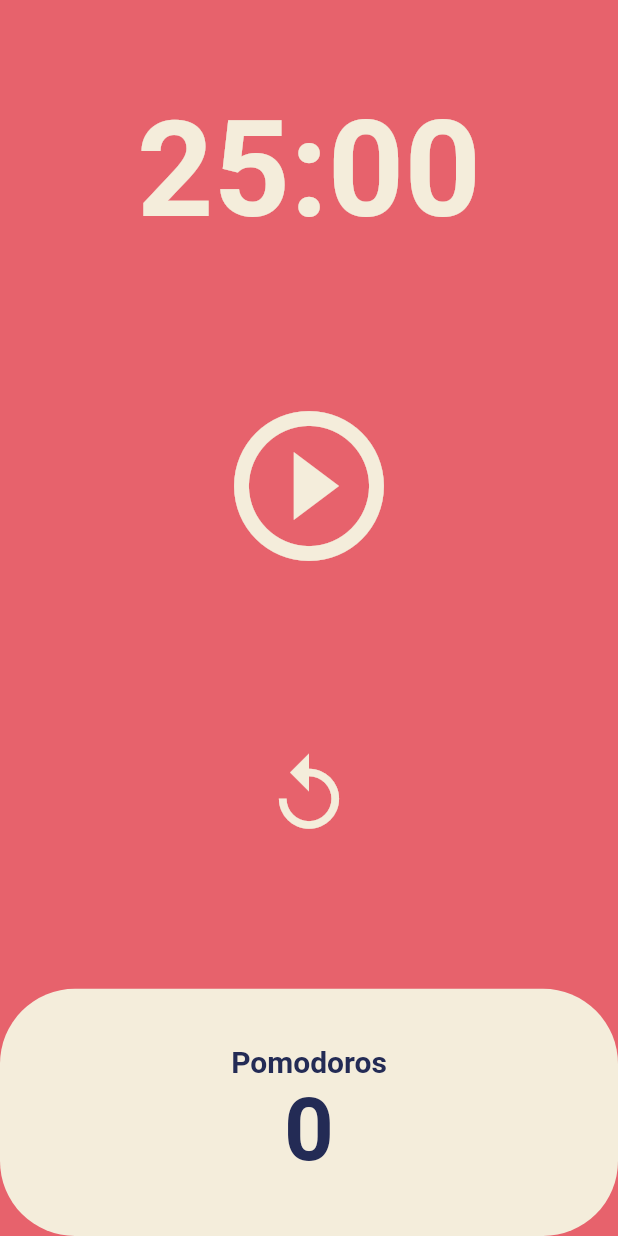
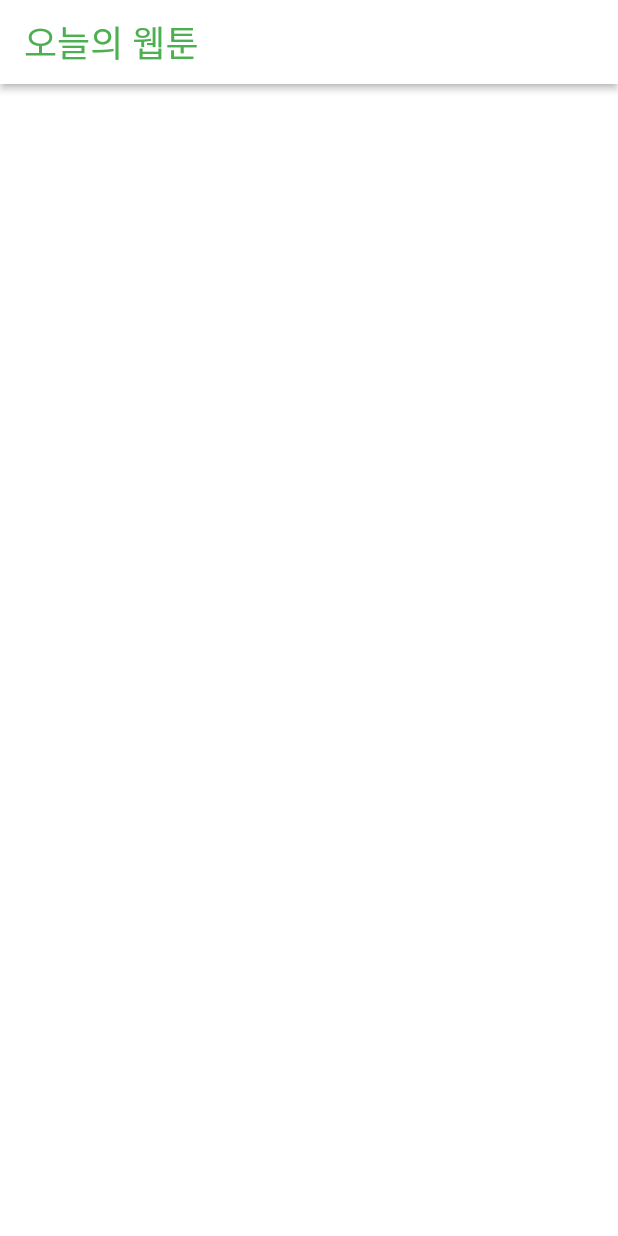
Before and after one commit to hyungraelee/Flutter_basic, a Flutter app: the screen it shows after launch, on a phone screen of 412 x 824 dp. Run offline on Flutter 3.47's test engine with Material 2 defaults, Android fonts, the phone set to English and light mode, and no system bars.

Commit message:
6.1 AppBar(nomadcoders)

```diff
--- a/toonflix/lib/main.dart
+++ b/toonflix/lib/main.dart
@@ -12,18 +12,9 @@
   Widget build(BuildContext context) {
     return MaterialApp(
       debugShowCheckedModeBanner: false,
-      theme: ThemeData(
-        colorScheme: ColorScheme.fromSwatch(
-          backgroundColor: const Color(0xFFE7626C),
-        ),
-        textTheme: const TextTheme(
-          displayLarge: TextStyle(
-            color: Color(0xFF232B55),
-          ),
-        ),
-        cardColor: const Color(0xFFF4EDDB),
+      home: Container(
+        child: const HomeScreen(),
       ),
-      home: const HomeScreen(),
     );
   }
 }
--- a/toonflix/lib/screens/home_screen.dart
+++ b/toonflix/lib/screens/home_screen.dart
@@ -1,152 +1,23 @@
 import 'package:flutter/material.dart';
-import 'dart:async';
 
-class HomeScreen extends StatefulWidget {
+class HomeScreen extends StatelessWidget {
   const HomeScreen({super.key});
-
-  @override
-  State<HomeScreen> createState() => _HomeScreenState();
-}
-
-class _HomeScreenState extends State<HomeScreen> {
-  static const twentyFiveMinutes = 1500;
-  int totalSeconds = twentyFiveMinutes;
-  bool isRunning = false;
-  int totalPomodoros = 0;
-  late Timer timer;
-
-  void onTick(Timer timer) {
-    if (totalSeconds == 0) {
-      setState(() {
-        totalPomodoros += 1;
-        isRunning = false;
-        totalSeconds = twentyFiveMinutes;
-      });
-      timer.cancel();
-    } else {
-      setState(() {
-        totalSeconds -= 1;
-      });
-    }
-  }
-
-  void onStartPressed() {
-    timer = Timer.periodic(
-      const Duration(seconds: 1),
-      onTick,
-    );
-    setState(() {
-      isRunning = true;
-    });
-  }
-
-  void onPausePressed() {
-    timer.cancel();
-    setState(() {
-      isRunning = false;
-    });
-  }
-
-  void onResetPressed() {
-    timer.cancel();
-    setState(() {
-      isRunning = false;
-      totalSeconds = twentyFiveMinutes;
-    });
-  }
-
-  String format(int seconds) {
-    var duration = Duration(seconds: seconds);
-    return duration.toString().split(".").first.substring(2, 7);
-  }
 
   @override
   Widget build(BuildContext context) {
     return Scaffold(
-      backgroundColor: Theme.of(context).colorScheme.background,
-      body: Column(
-        children: [
-          Flexible(
-            flex: 1,
-            child: Container(
-              alignment: Alignment.bottomCenter,
-              child: Text(
-                format(totalSeconds),
-                style: TextStyle(
-                  color: Theme.of(context).cardColor,
-                  fontSize: 89,
-                  fontWeight: FontWeight.w600,
-                ),
-              ),
-            ),
+      backgroundColor: Colors.white,
+      appBar: AppBar(
+        foregroundColor: Colors.green,
+        backgroundColor: Colors.white,
+        elevation: 2,
+        title: const Text(
+          "오늘의 웹툰",
+          style: TextStyle(
+            fontSize: 24,
+            fontWeight: FontWeight.w500,
           ),
-          Flexible(
-            flex: 3,
-            child: Center(
-              child: Column(
-                mainAxisAlignment: MainAxisAlignment.center,
-                children: [
-                  IconButton(
-                    color: Theme.of(context).cardColor,
-                    iconSize: 120,
-                    onPressed: isRunning ? onPausePressed : onStartPressed,
-                    icon: Icon(isRunning
-                        ? Icons.pause_circle_outline
-                        : Icons.play_circle_outline),
-                  ),
-                  const SizedBox(
-                    height: 100,
-                  ),
-                  IconButton(
-                    color: Theme.of(context).cardColor,
-                    iconSize: 60,
-                    onPressed: onResetPressed,
-                    icon: const Icon(Icons.replay_outlined),
-                  ),
-                ],
-              ),
-            ),
-          ),
-          Flexible(
-            flex: 1,
-            child: Row(
-              children: [
-                Expanded(
-                  child: Container(
-                    decoration: BoxDecoration(
-                      color: Theme.of(context).cardColor,
-                      borderRadius: BorderRadius.circular(50),
-                    ),
-                    child: Column(
-                        mainAxisAlignment: MainAxisAlignment.center,
-                        children: [
-                          Text(
-                            'Pomodoros',
-                            style: TextStyle(
-                                fontSize: 20,
-                                fontWeight: FontWeight.w600,
-                                color: Theme.of(context)
-                                    .textTheme
-                                    .displayLarge!
-                                    .color),
-                          ),
-                          Text(
-                            '$totalPomodoros',
-                            style: TextStyle(
-                                fontSize: 58,
-                                fontWeight: FontWeight.w600,
-                                color: Theme.of(context)
-                                    .textTheme
-                                    .displayLarge!
-                                    .color),
-                          ),
-                        ]),
-                  ),
-                ),
-              ],
-            ),
-          ),
-        ],
+        ),
       ),
     );
   }
```
